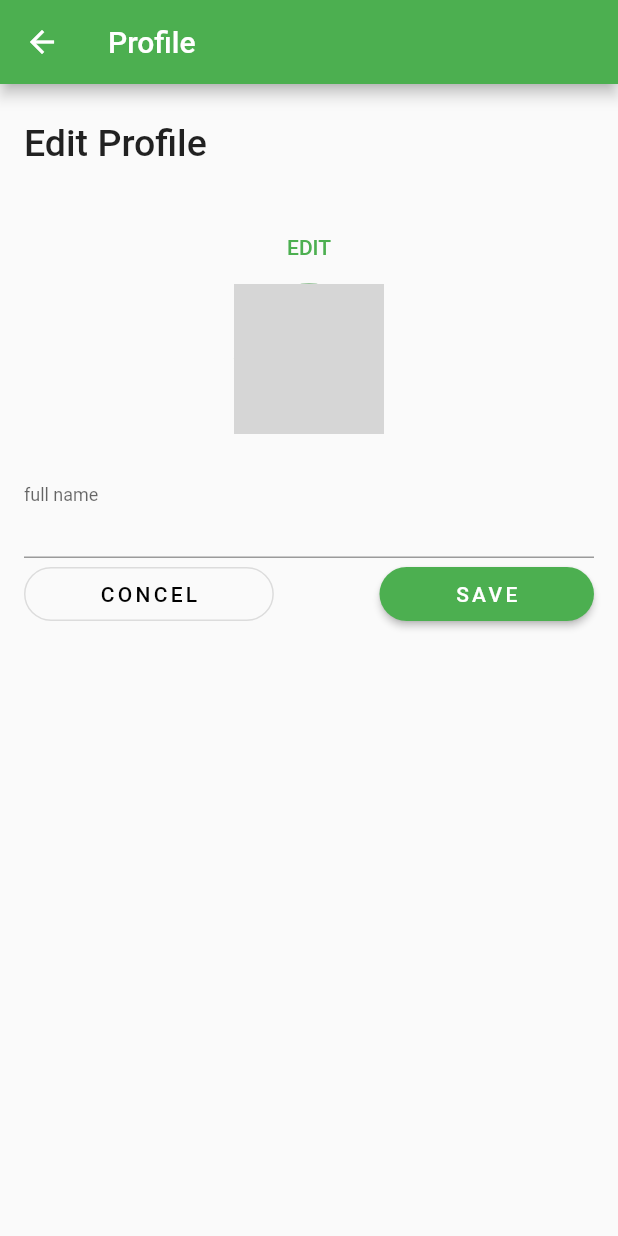
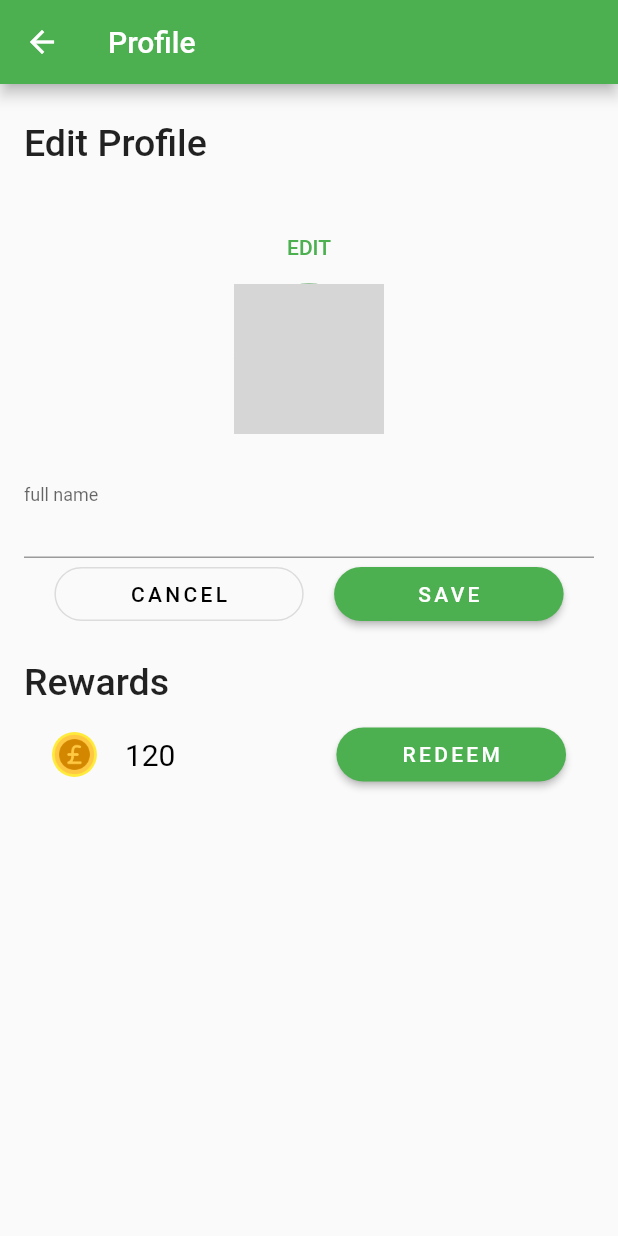
Before and after one commit to zhanggiene/cz2006, a Flutter app: the ProfileView screen opened directly, on a phone screen of 412 x 824 dp. Run offline on Flutter 3.47's test engine with Material 2 defaults, Android fonts, the phone set to English and light mode, and no system bars; our stand-ins replace auto_size_text, cloud_firestore, convex_bottom_bar, email_validator, firebase_auth, firebase_storage and 4 more; accounts and stored records are empty; network calls fail; grey boxes are pictures that could not be loaded.

Commit message:
coupon view for normal user

```diff
--- a/lib/View/Profile_view.dart
+++ b/lib/View/Profile_view.dart
@@ -1,6 +1,7 @@
 import 'dart:io';
 import 'dart:ui';
 
+import 'package:cz2006/View/coupon_redemption.dart';
 import 'package:cz2006/controller/UserController.dart';
 import 'package:cz2006/models/User.dart';
 import 'package:cz2006/widgets/ProfileImageWidget.dart';
@@ -9,6 +10,7 @@ import 'package:image_picker/image_picker.dart';
 import 'package:modal_bottom_sheet/modal_bottom_sheet.dart';
 
 import '../locator.dart';
+import 'coupon_redemption.dart';
 
 class ProfileView extends StatefulWidget {
   const ProfileView({Key key}) : super(key: key);
@@ -21,12 +23,20 @@ class _ProfileViewState extends State<ProfileView> {
   User currentUser = locator.get<UserController>().currentuser;
   final NameController = TextEditingController();
   @override
-   @override
+  @override
   void initState() {
     super.initState();
-    NameController.text=currentUser.name;
+    NameController.text = currentUser.name;
+  }
 
+  void _showCouponPanel() {
+    showModalBottomSheet(
+        context: context,
+        builder: (context) {
+          return CouponRedemptionView();
+        });
   }
+
   @override
   Widget build(BuildContext context) {
     return Scaffold(
@@ -93,14 +103,14 @@ class _ProfileViewState extends State<ProfileView> {
                           )),
                     ),
                     Row(
-                        mainAxisAlignment: MainAxisAlignment.spaceBetween,
+                        mainAxisAlignment: MainAxisAlignment.spaceEvenly,
                         children: [
                           OutlineButton(
                               onPressed: () {},
                               padding: EdgeInsets.symmetric(horizontal: 50),
                               shape: RoundedRectangleBorder(
                                   borderRadius: BorderRadius.circular(20)),
-                              child: Text("CONCEL",
+                              child: Text("CANCEL",
                                   style: TextStyle(
                                       fontSize: 14,
                                       letterSpacing: 2.2,
@@ -110,9 +120,7 @@ class _ProfileViewState extends State<ProfileView> {
                               locator
                                   .get<UserController>()
                                   .updateName(NameController.text);
-                              setState(() {
-
-                              });
+                              setState(() {});
                             },
                             color: Colors.green,
                             child: Text(
@@ -122,11 +130,54 @@ class _ProfileViewState extends State<ProfileView> {
                                   letterSpacing: 2.2,
                                   color: Colors.white),
                             ),
-                            padding: EdgeInsets.symmetric(horizontal: 50),
+                            padding: EdgeInsets.symmetric(horizontal: 55),
                             shape: RoundedRectangleBorder(
                                 borderRadius: BorderRadius.circular(20)),
                           ),
-                        ])
+                        ]),
+                    SizedBox(height: 20.0),
+                    Text("Rewards",
+                        style: TextStyle(
+                            fontSize: 25, fontWeight: FontWeight.w500)),
+                    SizedBox(height: 10.0),
+                    Row(
+                      mainAxisAlignment: MainAxisAlignment.spaceEvenly,
+                      children: [
+                        CircleAvatar(
+                            backgroundImage: AssetImage("assets/coins.png"),
+                            backgroundColor: Colors.yellow,
+                            radius: 15.0),
+                        Text(
+                          '${currentUser.coins ?? 120}',
+                          style: TextStyle(
+                            fontSize: 20,
+                            color: Colors.black,
+                          ),
+                        ),
+                        SizedBox(
+                          width: 70.0,
+                        ),
+                        RaisedButton(
+                          onPressed: () {
+                            Navigator.push(context,
+                                MaterialPageRoute(builder: (context) {
+                              return CouponRedemptionView();
+                            }));
+                          },
+                          color: Colors.green,
+                          child: Text(
+                            "REDEEM",
+                            style: TextStyle(
+                                fontSize: 14,
+                                letterSpacing: 2.2,
+                                color: Colors.white),
+                          ),
+                          padding: EdgeInsets.symmetric(horizontal: 43),
+                          shape: RoundedRectangleBorder(
+                              borderRadius: BorderRadius.circular(20)),
+                        ),
+                      ],
+                    )
                   ],
                 ))));
   } //build
--- a/pubspec.yaml
+++ b/pubspec.yaml
@@ -60,9 +60,8 @@ flutter:
   uses-material-design: true
 
   # To add assets to your application, add an assets section, like this:
-  # assets:
-  #   - images/a_dot_burr.jpeg
-  #   - images/a_dot_ham.jpeg
+  assets:
+    - assets/
 
   # An image asset can refer to one or more resolution-specific "variants", see
   # https://flutter.dev/assets-and-images/#resolution-aware.
```
Also changed, not shown: lib/View/CouponTile.dart (added, +159 -0 lines), lib/View/coupon_redemption.dart (added, +33 -0 lines), lib/View/home_page.dart (+8 -3 lines), lib/controller/CouponController.dart (added, +21 -0 lines), lib/models/Coupon.dart (added, +7 -0 lines), assets/coins.png (added), 2 other files.
